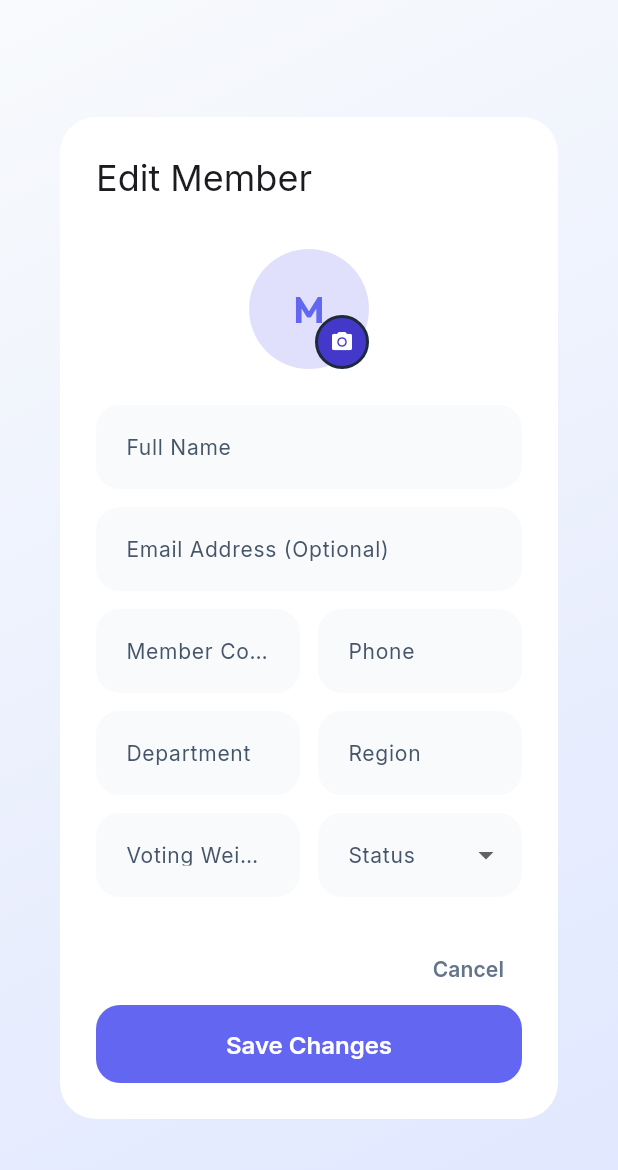
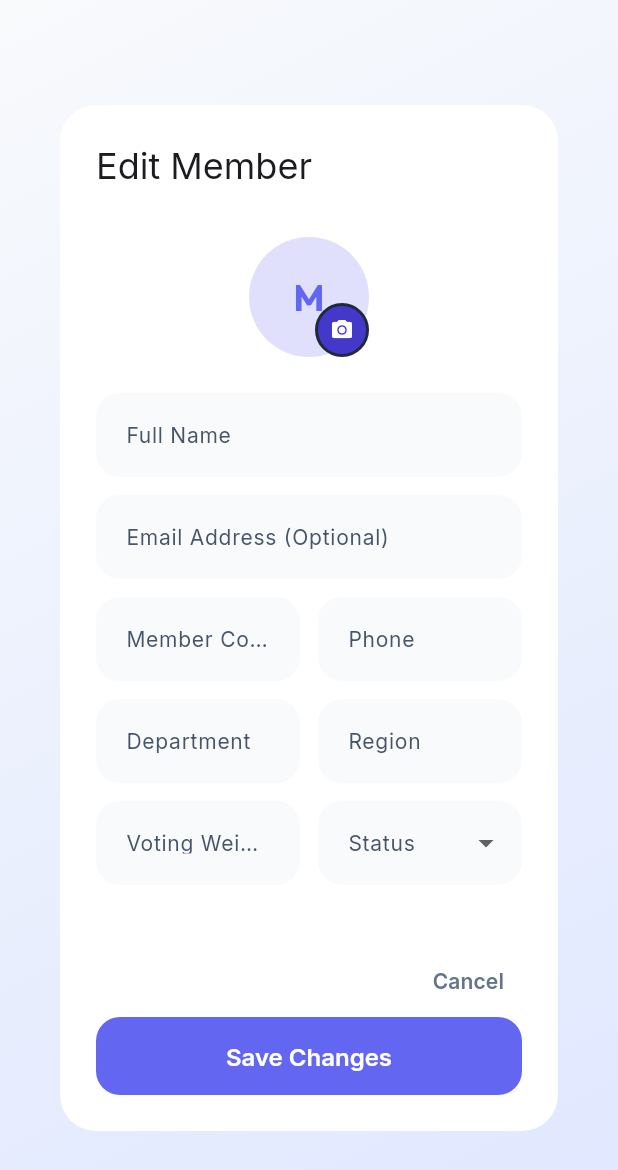
Before and after one commit to anish517/election_management, a Flutter app: the EditMemberDialog widget shown alone on an empty page, opened directly with empty values, on a phone screen of 412 x 824 dp. Shown: the top 1170 px of the screen. Run offline on Flutter 3.47's test engine with Material 3 defaults, Android fonts, the phone set to English and light mode, and no system bars; our stand-ins replace dio, file_picker, flutter_animate, flutter_riverpod, flutter_secure_storage, go_router and 3 more; accounts and stored records are empty; network calls fail.

```diff
--- a/election_management/lib/features/admin/members/edit_member_dialog.dart
+++ b/election_management/lib/features/admin/members/edit_member_dialog.dart
@@ -89,7 +89,9 @@ class _EditMemberDialogState extends ConsumerState<EditMemberDialog> {
   Widget build(BuildContext context) {
     return AlertDialog(
       title: const Text('Edit Member'),
-      content: SingleChildScrollView(
+      content: SizedBox(
+        width: 500,
+        child: SingleChildScrollView(
           child: Form(
             key: _formKey,
             child: Column(
@@ -179,7 +181,9 @@ class _EditMemberDialogState extends ConsumerState<EditMemberDialog> {
                     ),
                   ],
                 ),
+                const SizedBox(height: 16),
               ],
+            ),
           ),
         ),
       ),
--- /dev/null
+++ b/member_import_template.csv
@@ -0,0 +1,5 @@
+Full Name,Email,Member Code,Phone,Department,Region,Position Title,Voting Weight,Photo URL,Gender,Membership Status,Membership Expiry Date
+John Doe,john.doe@example.com,EMP-001,+1-555-0101,Engineering,North America,Software Engineer,1.0,https://example.com/photos/john.jpg,Male,Active,2028-12-31
+Jane Smith,jane.smith@example.com,EMP-002,+1-555-0102,Marketing,Europe,Marketing Manager,1.0,https://example.com/photos/jane.jpg,Female,Active,2028-12-31
+Alex Johnson,alex.j@example.com,EMP-003,+1-555-0103,Human Resources,Asia Pacific,HR Director,1.5,,Other,Active,2025-06-30
+Sam Williams,sam.w@example.com,EMP-004,,,Sales,Europe,Sales Lead,2.0,,,Invited,
```
Also changed, not shown: election_management/lib/features/admin/members/csv_import_wizard_screen.dart (+2 -10 lines), election_management/lib/features/auth/otp_verify_screen.dart (+9 -4 lines), 2 other files. Lines whose indentation alone changed are shown as unchanged.
